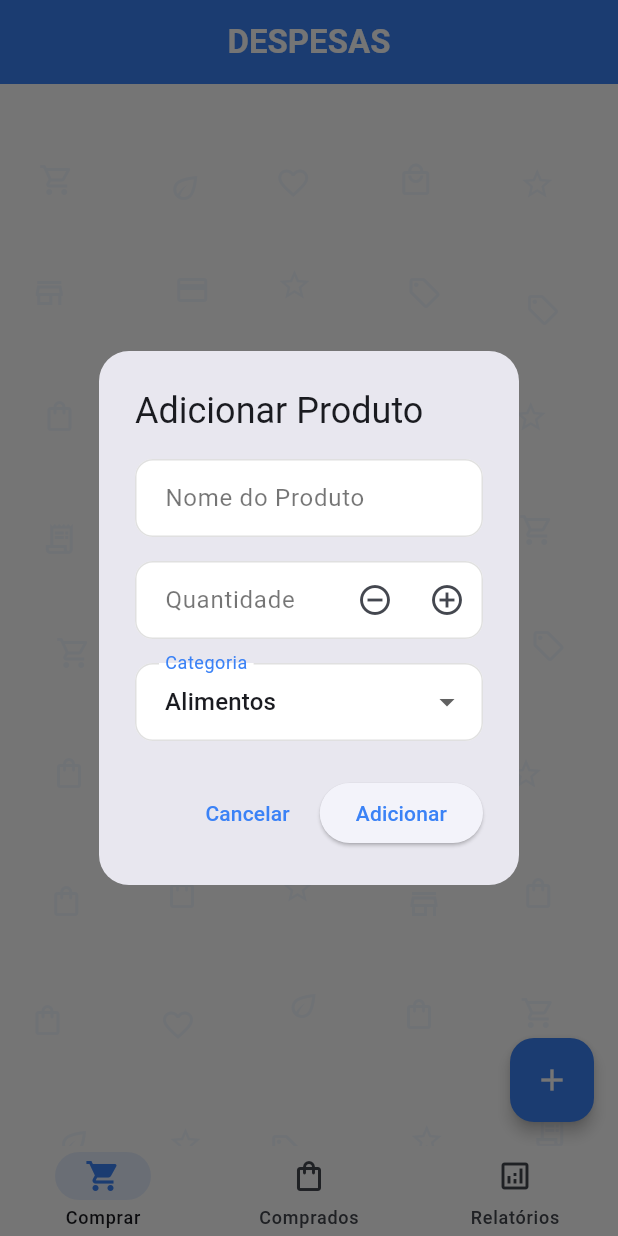
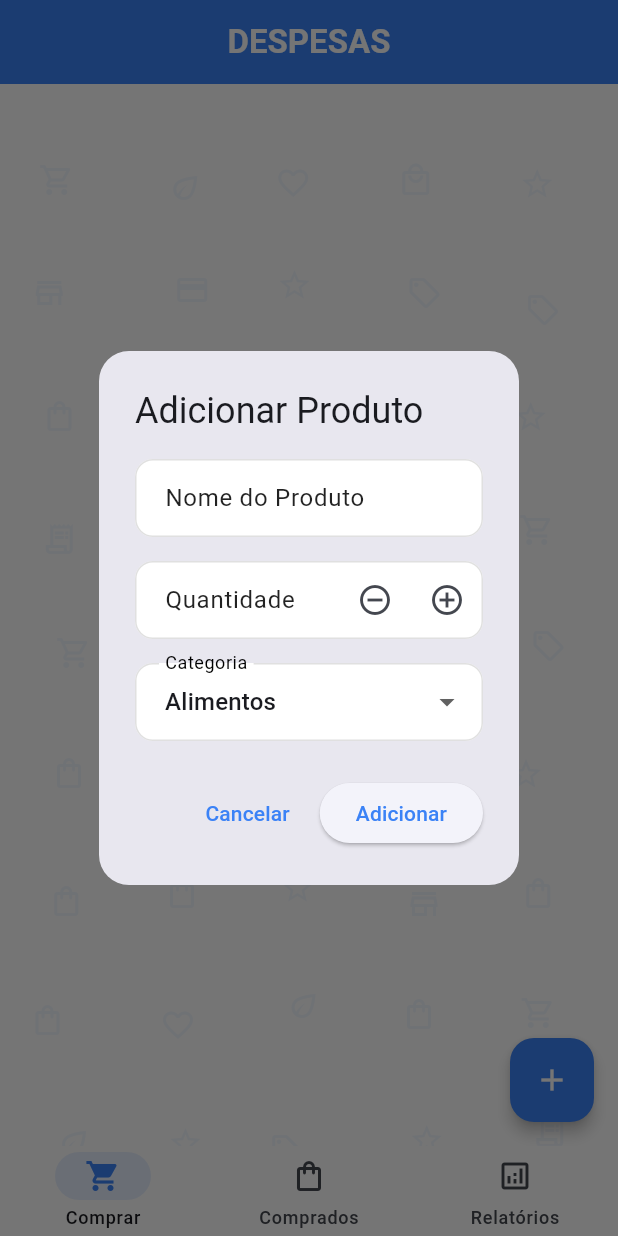
Before and after one commit to Douglas1546/app-de-gerenciamento-de-gastos-flutter, a Flutter app: the screen it shows after launch, after a tap on the "add" icon, on a phone screen of 412 x 824 dp. Run offline on Flutter 3.47's test engine with Material 3 defaults, Android fonts, the phone set to English and light mode, and no system bars; our stand-ins replace fl_chart, sqflite; missing offline and left inert: flutter_displaymode; accounts and stored records are empty.

Commit message:
fix: cor preta os nomes outlineinput

```diff
--- a/lib/main.dart
+++ b/lib/main.dart
@@ -75,8 +75,8 @@ class MyApp extends StatelessWidget {
               borderRadius: BorderRadius.all(Radius.circular(12)),
               borderSide: BorderSide(color: Color(0xFF3B82F6), width: 2),
             ),
-            labelStyle: const TextStyle(color: Colors.black54),
-            floatingLabelStyle: const TextStyle(color: Color(0xFF3B82F6)),
+            labelStyle: const TextStyle(color: Colors.black87),
+            floatingLabelStyle: const TextStyle(color: Colors.black),
             contentPadding: const EdgeInsets.symmetric(
               horizontal: 16,
               vertical: 14,
--- a/lib/widgets/add_product_dialog.dart
+++ b/lib/widgets/add_product_dialog.dart
@@ -149,7 +149,7 @@ class _AddProductDialogState extends State<AddProductDialog> {
                             icon: const Icon(Icons.add_circle_outline),
                             onPressed: () {
                               final current =
-                                  int.tryParse(_quantityController.text) ?? 1;
+                                  int.tryParse(_quantityController.text) ?? 0;
                               _quantityController.text =
                                   (current + 1).toString();
                             },
```
